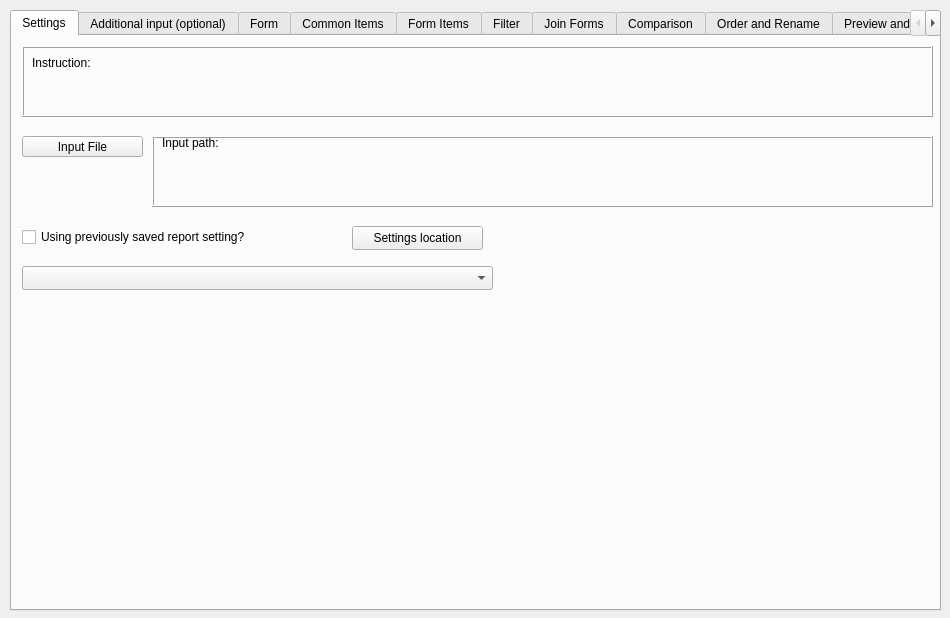
First picture: the form in src/clinical_reporting/ui/form.ui, repository HoangMNguyen/CCI_ClinicalReporting, before the edit.
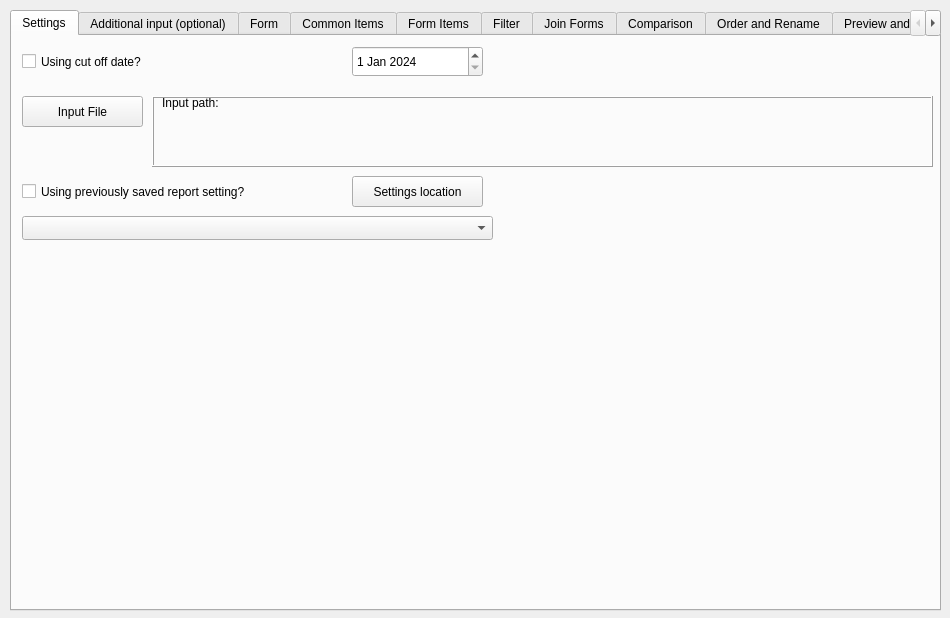
Second picture: the form after the edit. Icons and pictures are not drawn.

Patch:
```diff
--- a/src/clinical_reporting/ui/form.ui
+++ b/src/clinical_reporting/ui/form.ui
@@ -51,9 +51,9 @@
      <property name="geometry">
       <rect>
        <x>10</x>
-       <y>100</y>
+       <y>60</y>
        <width>121</width>
-       <height>21</height>
+       <height>31</height>
       </rect>
      </property>
      <property name="text">
@@ -63,46 +63,11 @@
       <iconset theme="QIcon::ThemeIcon::EditFind"/>
      </property>
     </widget>
-    <widget class="QFrame" name="frame">
-     <property name="geometry">
-      <rect>
-       <x>10</x>
-       <y>10</y>
-       <width>911</width>
-       <height>71</height>
-      </rect>
-     </property>
-     <property name="frameShape">
-      <enum>QFrame::Shape::Box</enum>
-     </property>
-     <property name="frameShadow">
-      <enum>QFrame::Shadow::Raised</enum>
-     </property>
-     <widget class="QLabel" name="label">
-      <property name="geometry">
-       <rect>
-        <x>10</x>
-        <y>10</y>
-        <width>891</width>
-        <height>51</height>
-       </rect>
-      </property>
-      <property name="text">
-       <string>Instruction:</string>
-      </property>
-      <property name="alignment">
-       <set>Qt::AlignmentFlag::AlignLeading|Qt::AlignmentFlag::AlignLeft|Qt::AlignmentFlag::AlignTop</set>
-      </property>
-      <property name="wordWrap">
-       <bool>true</bool>
-      </property>
-     </widget>
-    </widget>
     <widget class="QComboBox" name="comboBox_saved_setting">
      <property name="geometry">
       <rect>
        <x>10</x>
-       <y>230</y>
+       <y>180</y>
        <width>471</width>
        <height>24</height>
       </rect>
@@ -112,9 +77,9 @@
      <property name="geometry">
       <rect>
        <x>10</x>
-       <y>190</y>
+       <y>140</y>
        <width>271</width>
-       <height>22</height>
+       <height>31</height>
       </rect>
      </property>
      <property name="text">
@@ -125,9 +90,9 @@
      <property name="geometry">
       <rect>
        <x>10</x>
-       <y>260</y>
+       <y>230</y>
        <width>471</width>
-       <height>51</height>
+       <height>111</height>
       </rect>
      </property>
      <property name="wordWrap">
@@ -138,7 +103,7 @@
      <property name="geometry">
       <rect>
        <x>140</x>
-       <y>100</y>
+       <y>60</y>
        <width>781</width>
        <height>71</height>
       </rect>
@@ -173,15 +138,48 @@
      <property name="geometry">
       <rect>
        <x>340</x>
-       <y>190</y>
+       <y>140</y>
        <width>131</width>
-       <height>24</height>
+       <height>31</height>
       </rect>
      </property>
      <property name="text">
       <string>Settings location</string>
      </property>
     </widget>
+    <widget class="QDateEdit" name="cutoff_dateEdit">
+     <property name="geometry">
+      <rect>
+       <x>340</x>
+       <y>10</y>
+       <width>131</width>
+       <height>31</height>
+      </rect>
+     </property>
+     <property name="dateTime">
+      <datetime>
+       <hour>5</hour>
+       <minute>0</minute>
+       <second>0</second>
+       <year>2024</year>
+       <month>1</month>
+       <day>1</day>
+      </datetime>
+     </property>
+    </widget>
+    <widget class="QCheckBox" name="cutoff_checkBox">
+     <property name="geometry">
+      <rect>
+       <x>10</x>
+       <y>10</y>
+       <width>141</width>
+       <height>31</height>
+      </rect>
+     </property>
+     <property name="text">
+      <string>Using cut off date?</string>
+     </property>
+    </widget>
    </widget>
    <widget class="QWidget" name="tab_additional_input">
     <attribute name="title">
```
Left out of the diff: 176 changed lines with no effect on the pictures.
